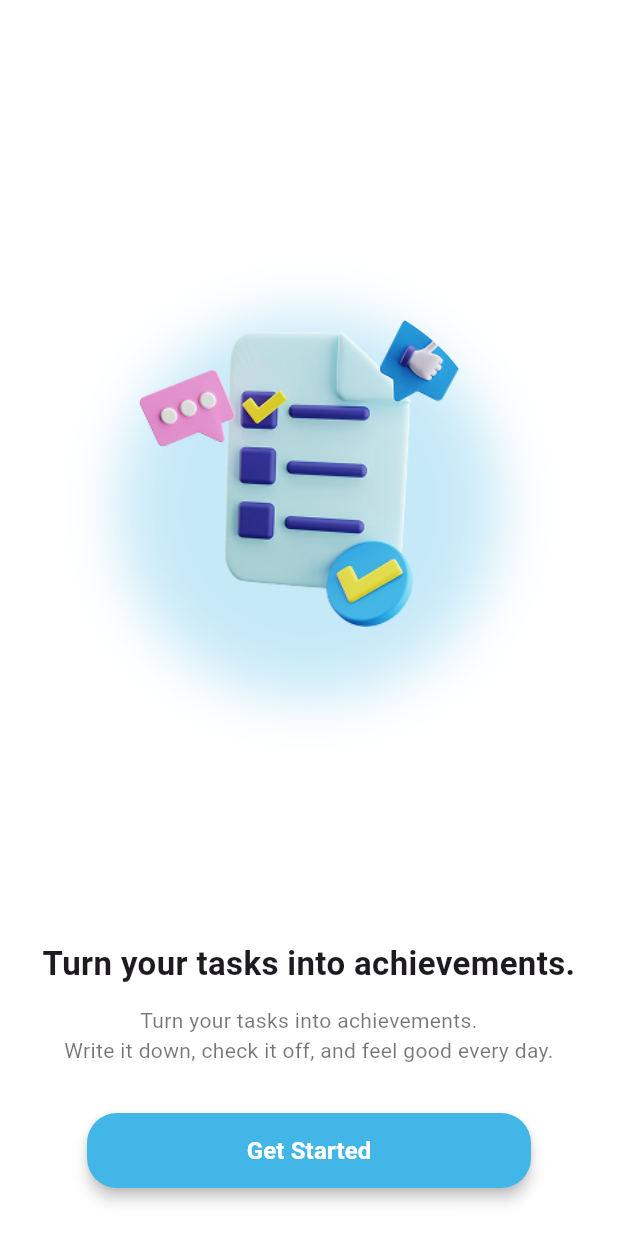
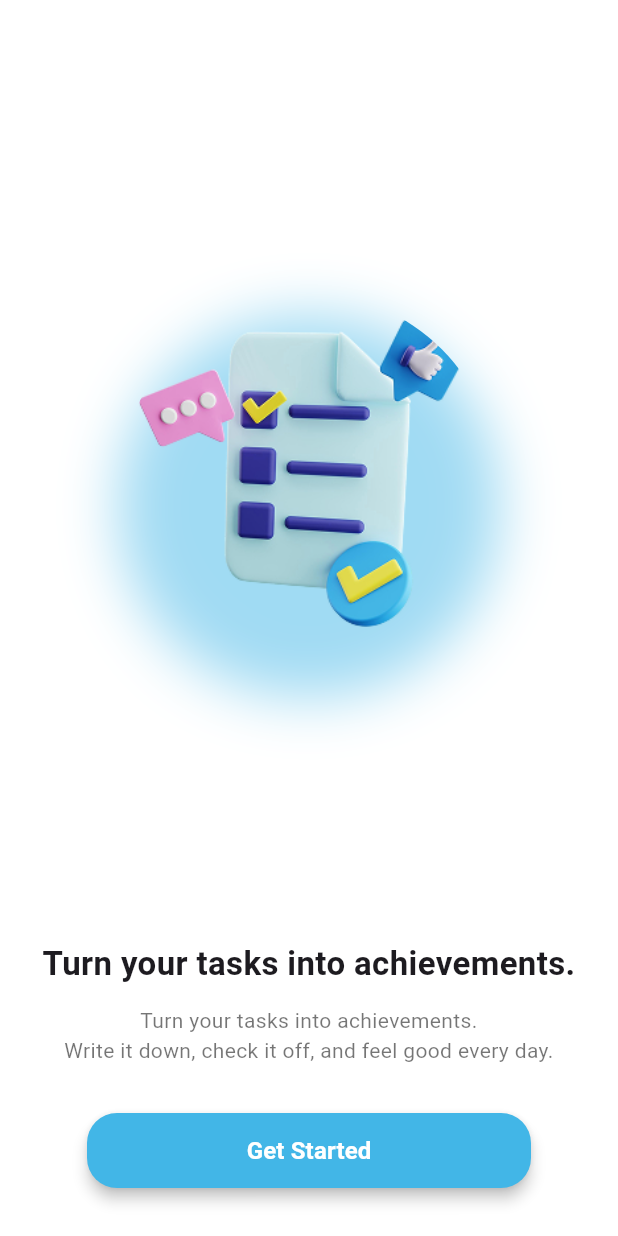
Before and after one commit to ZacksAryasatya/Todolist-Flutter-Project, a Flutter app: the screen it shows after launch, on a phone screen of 412 x 824 dp. Run offline on Flutter 3.47's test engine with Material 3 defaults, Android fonts, the light colour scheme and no system bars; our stand-ins replace get.

Commit message:
feat/ui[ZAA] changing boxshadow

```diff
--- a/lib/pages/welcoming_page.dart
+++ b/lib/pages/welcoming_page.dart
@@ -1,6 +1,7 @@
 import 'package:flutter/material.dart';
 import 'package:get/get.dart';
 import 'package:todolist_application/reusable_component/button_widget.dart';
+import 'package:todolist_application/routes/routes.dart';
 
 class WelcomingPage extends StatelessWidget {
   const WelcomingPage({super.key});
@@ -22,13 +23,13 @@ class WelcomingPage extends StatelessWidget {
                     decoration: BoxDecoration(
                       boxShadow: [
                         BoxShadow(
-                          color: Color(0xFF42B6E7).withOpacity(0.3),
+                          color: Color(0xFF42B6E7).withValues(alpha: 0.5),
                           blurRadius: 32,
                           spreadRadius: 2,
                           offset: Offset(0, 16),
                         ),
                       ],
-                      borderRadius: BorderRadius.circular(125), // Membuat shadow bulat
+                      borderRadius: BorderRadius.circular(125),
                     ),
                     clipBehavior: Clip.antiAlias,
                     child: Image.asset(
@@ -41,8 +42,6 @@ class WelcomingPage extends StatelessWidget {
               ),
 
               const SizedBox(height: 16),
-
-              // Title
               const Text(
                 "Turn your tasks into achievements.",
                 textAlign: TextAlign.center,
@@ -53,8 +52,6 @@ class WelcomingPage extends StatelessWidget {
               ),
 
               const SizedBox(height: 12),
-
-              // Subtitle
               const Text(
                 "Turn your tasks into achievements.\nWrite it down, check it off, and feel good every day.",
                 textAlign: TextAlign.center,
@@ -66,11 +63,11 @@ class WelcomingPage extends StatelessWidget {
               ),
 
               const SizedBox(height: 32),
-
-              // Reusable Button
               Frame4Button(
                 onPressed: () {
-                  Get.offNamed("/login");
+                  Get.offNamed(
+                    AppRoutes.login
+                  );
                 },
                 text: "Get Started",
               ),
```
